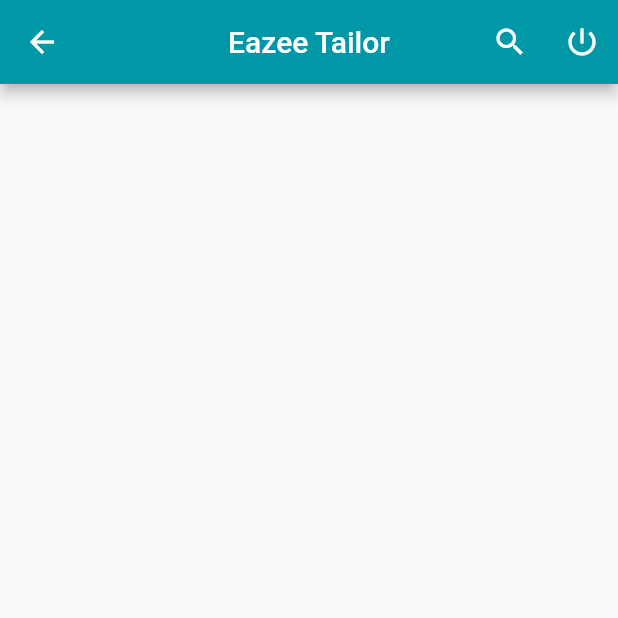
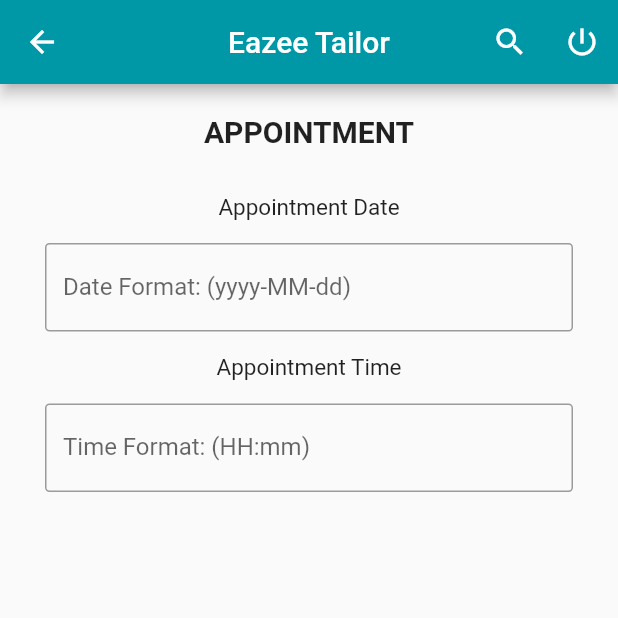
Before and after one commit to nurhafizahshukri/eazeetailor_frontend, a Flutter app: the AppointmentScreen screen opened directly, on a phone screen of 412 x 824 dp, the top half of it. Run offline on Flutter 3.47's test engine with Material 2 defaults, Android fonts, the phone set to English and light mode, and no system bars; drawn by our look-alikes of datetime_picker_formfield; our stand-ins replace carousel_slider, fluttertoast, google_fonts.

Commit message:
Create DateTime

```diff
--- a/eazeetailor/lib/Screens/AppointmentForm.dart
+++ b/eazeetailor/lib/Screens/AppointmentForm.dart
@@ -1,6 +1,8 @@
 import 'package:eazeetailor/Constant/Constant.dart';
 import 'package:flutter/cupertino.dart';
 import 'package:flutter/material.dart';
+import 'package:intl/intl.dart';
+import 'package:datetime_picker_formfield/datetime_picker_formfield.dart';
 
 class AppointmentScreen extends StatefulWidget {
 
@@ -11,6 +13,8 @@ class AppointmentScreen extends StatefulWidget {
 class _AppointmentScreenState extends State<AppointmentScreen> {
   int photoIndex=0;
 
+  final format = DateFormat("yyyy-MM-dd");
+  final format1 = DateFormat("HH:mm");
   void _doNothing() {}
 
   @override
@@ -34,6 +38,59 @@ class _AppointmentScreenState extends State<AppointmentScreen> {
           ],
 
         ),
+        body: Center(
+        //child: Column(
+          child: ListView(
+            //padding: EdgeInsets.all(50),
+            children: <Widget> [
+              Padding(padding: EdgeInsets.only(top: 20.0),),
+              Text('APPOINTMENT',
+                textAlign: TextAlign.center,
+                style: TextStyle(
+                  fontSize: 20.0,
+                  fontWeight: FontWeight.bold,
+                  ),
+                ),
+              Padding(padding: EdgeInsets.only(top: 30.0),),
+              Text('Appointment Date',
+                textAlign: TextAlign.center,
+                style: TextStyle(fontSize: 15),),
+              Padding(padding: EdgeInsets.only(left: 30, right: 30, bottom: 15, top: 15),
+                child: DateTimeField(
+                  decoration: InputDecoration(
+                    border: OutlineInputBorder(borderRadius: BorderRadius.circular(3)),
+                    labelText: 'Date Format: (${format.pattern})'
+                  ),
+                  format: format,
+                  onShowPicker: (context, currentValue) {
+                    return showDatePicker(
+                      context: context,
+                      firstDate: DateTime(1900),
+                      initialDate: currentValue ?? DateTime.now(),
+                      lastDate: DateTime(2100));
+                  },
+                ),
+              ),
+
+              Text('Appointment Time',
+                textAlign: TextAlign.center,
+                style: TextStyle(fontSize: 15),),
+              Padding(padding: EdgeInsets.only(left: 30, right: 30, bottom: 15, top: 15),
+                child:DateTimeField(
+                  decoration: InputDecoration(
+                    border: OutlineInputBorder(borderRadius: BorderRadius.circular(3)),
+                    labelText: 'Time Format: (${format1.pattern})'
+                  ),
+                  format: format1,
+                  onShowPicker: (context, currentValue) async {
+                    final time = await showTimePicker(
+                      context: context,
+                      initialTime: TimeOfDay.fromDateTime(currentValue ?? DateTime.now()),
+                    );
+                    return DateTimeField.convert(time);
+                  },
+                ), ),
+            ]),     ),
         );
 
   }
--- a/eazeetailor/pubspec.yaml
+++ b/eazeetailor/pubspec.yaml
@@ -23,6 +23,7 @@ dependencies:
   simple_animations: ^1.3.11
   google_fonts: ^0.4.0
   carousel_slider: ^1.4.1
+  datetime_picker_formfield: ^1.0.0
 
   # The following adds the Cupertino Icons font to your application.
   # Use with the CupertinoIcons class for iOS style icons.
```
Also changed, not shown: eazeetailor/pubspec.lock.
